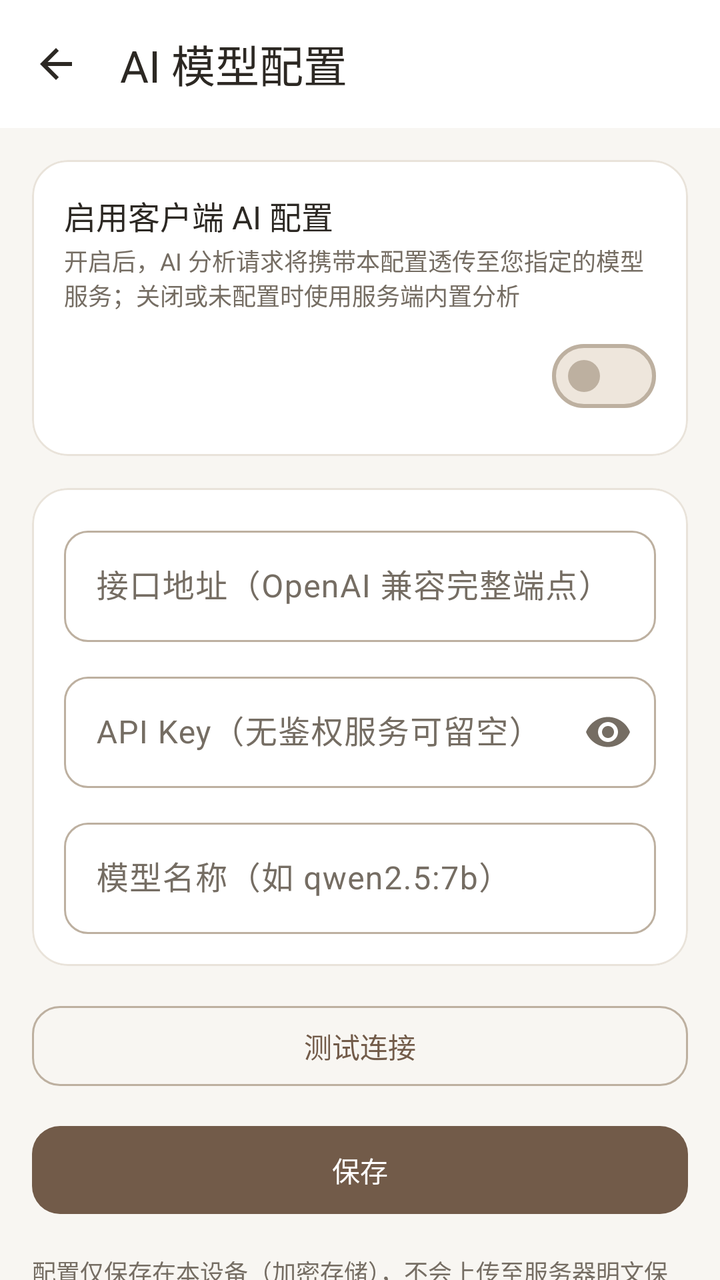
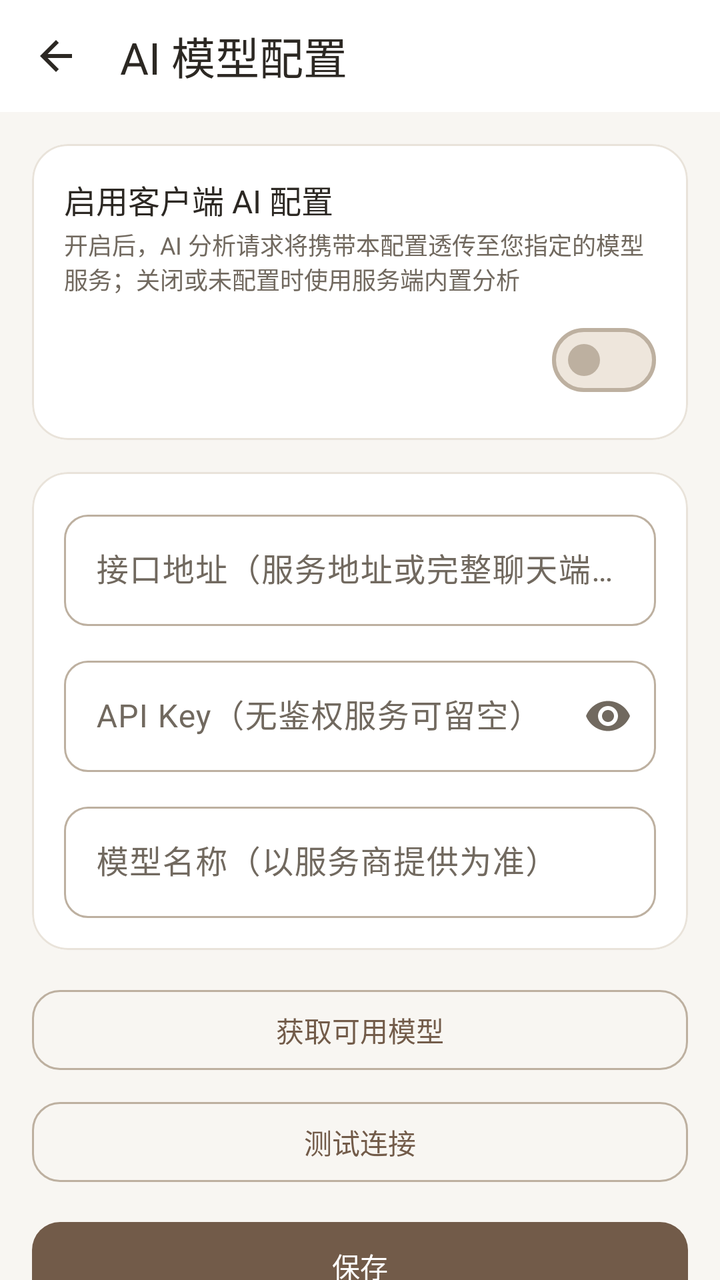

Compare the two renders of this Android layout. The source of the first and the diff that turns it into the second are given below.
<!-- AndroidManifest.xml: application theme Theme.Project_Pandora -->
<!-- res/layout/activity_ai_config.xml -->
<?xml version="1.0" encoding="utf-8"?>
<layout xmlns:android="http://schemas.android.com/apk/res/android"
    xmlns:app="http://schemas.android.com/apk/res-auto">

    <data>

    </data>

    <androidx.constraintlayout.widget.ConstraintLayout
        android:layout_width="match_parent"
        android:layout_height="match_parent"
        android:background="@color/color_bg_page">

        <com.google.android.material.appbar.MaterialToolbar
            android:id="@+id/toolbar"
            android:layout_width="match_parent"
            android:layout_height="wrap_content"
            android:background="@color/color_surface"
            app:title="AI 模型配置"
            app:titleTextColor="@color/color_text_primary"
            app:navigationIcon="@drawable/ic_back"
            app:layout_constraintTop_toTopOf="parent"
            style="@style/Widget.Pandora.Toolbar"
            app:navigationIconTint="@color/color_text_primary"
            android:elevation="0dp" />

        <ScrollView
            android:layout_width="match_parent"
            android:layout_height="0dp"
            android:fillViewport="true"
            android:scrollbars="none"
            app:layout_constraintTop_toBottomOf="@id/toolbar"
            app:layout_constraintBottom_toBottomOf="parent">

            <LinearLayout
                android:layout_width="match_parent"
                android:layout_height="wrap_content"
                android:orientation="vertical"
                android:padding="16dp">

                <com.google.android.material.card.MaterialCardView
                    android:layout_width="match_parent"
                    android:layout_height="wrap_content"
                    android:layout_marginBottom="16dp"
                    app:cardCornerRadius="18dp"
                    app:cardElevation="0dp"
                    app:cardBackgroundColor="@color/color_surface">

                    <LinearLayout
                        android:layout_width="match_parent"
                        android:layout_height="wrap_content"
                        android:orientation="vertical"
                        android:padding="16dp">

                        <TextView
                            android:layout_width="match_parent"
                            android:layout_height="wrap_content"
                            android:text="启用客户端 AI 配置"
                            android:textSize="16sp"
                            android:textColor="@color/color_text_primary" />

                        <TextView
                            android:layout_width="match_parent"
                            android:layout_height="wrap_content"
                            android:layout_marginTop="2dp"
                            android:text="开启后，AI 分析请求将携带本配置透传至您指定的模型服务；关闭或未配置时使用服务端内置分析"
                            android:textSize="12sp"
                            android:textColor="@color/color_text_secondary" />

                        <com.google.android.material.materialswitch.MaterialSwitch
                            android:id="@+id/switch_enable"
                            android:layout_width="match_parent"
                            android:layout_height="wrap_content"
                            android:layout_marginTop="8dp" />

                    </LinearLayout>
                </com.google.android.material.card.MaterialCardView>

                <com.google.android.material.card.MaterialCardView
                    android:layout_width="match_parent"
                    android:layout_height="wrap_content"
                    android:layout_marginBottom="16dp"
                    app:cardCornerRadius="18dp"
                    app:cardElevation="0dp"
                    app:cardBackgroundColor="@color/color_surface">

                    <LinearLayout
                        android:layout_width="match_parent"
                        android:layout_height="wrap_content"
                        android:orientation="vertical"
                        android:padding="16dp">

                        <com.google.android.material.textfield.TextInputLayout
                            android:id="@+id/til_api_url"
                            style="@style/Widget.Pandora.TextInput"
                            android:layout_width="match_parent"
                            android:layout_height="wrap_content"
                            android:layout_marginBottom="12dp"
                            android:hint="接口地址（OpenAI 兼容完整端点）">

                            <com.google.android.material.textfield.TextInputEditText
                                android:id="@+id/edit_api_url"
                                android:layout_width="match_parent"
                                android:layout_height="wrap_content"
                                android:inputType="textUri"
                                android:maxLines="1"
                                android:textColor="@color/color_text_edit_content" />
                        </com.google.android.material.textfield.TextInputLayout>

                        <com.google.android.material.textfield.TextInputLayout
                            android:id="@+id/til_api_key"
                            style="@style/Widget.Pandora.TextInput"
                            android:layout_width="match_parent"
                            android:layout_height="wrap_content"
                            android:layout_marginBottom="12dp"
                            android:hint="API Key（无鉴权服务可留空）"
                            app:endIconMode="password_toggle">

                            <com.google.android.material.textfield.TextInputEditText
                                android:id="@+id/edit_api_key"
                                android:layout_width="match_parent"
                                android:layout_height="wrap_content"
                                android:inputType="textPassword"
                                android:maxLines="1"
                                android:textColor="@color/color_text_edit_content" />
                        </com.google.android.material.textfield.TextInputLayout>

                        <com.google.android.material.textfield.TextInputLayout
                            android:id="@+id/til_model"
                            style="@style/Widget.Pandora.TextInput"
                            android:layout_width="match_parent"
                            android:layout_height="wrap_content"
                            android:hint="模型名称（如 qwen2.5:7b）">

                            <com.google.android.material.textfield.TextInputEditText
                                android:id="@+id/edit_model"
                                android:layout_width="match_parent"
                                android:layout_height="wrap_content"
                                android:inputType="text"
                                android:maxLines="1"
                                android:textColor="@color/color_text_edit_content" />
                        </com.google.android.material.textfield.TextInputLayout>

                    </LinearLayout>
                </com.google.android.material.card.MaterialCardView>

                <com.google.android.material.button.MaterialButton
                    android:id="@+id/btn_test"
                    style="@style/Widget.Pandora.Button.Outlined"
                    android:layout_width="match_parent"
                    android:layout_height="wrap_content"
                    android:layout_marginBottom="12dp"
                    android:text="测试连接" />

                <com.google.android.material.button.MaterialButton
                    android:id="@+id/btn_save"
                    android:layout_width="match_parent"
                    android:layout_height="wrap_content"
                    android:layout_marginBottom="16dp"
                    android:text="保存"
                    android:textColor="@color/color_on_accent" />

                <TextView
                    android:layout_width="match_parent"
                    android:layout_height="wrap_content"
                    android:text="配置仅保存在本设备（加密存储），不会上传至服务器明文保存。测试连接使用当前输入值直接探测，与保存操作互不影响。"
                    android:textSize="12sp"
                    android:textColor="@color/color_text_secondary" />

            </LinearLayout>
        </ScrollView>

    </androidx.constraintlayout.widget.ConstraintLayout>
</layout>
<!-- resources referenced by this layout -->
<resources>
  <color name="color_bg_page">#F8F6F2</color>
  <color name="color_on_accent">#FFFFFF</color>
  <color name="color_surface">#FFFFFF</color>
  <color name="color_text_edit_content">#2C2823</color>
  <color name="color_text_primary">#2C2823</color>
  <color name="color_text_secondary">#756D63</color>
  <style name="Widget.Pandora.Button.Outlined" parent="Widget.Material3.Button.OutlinedButton">
          <item name="cornerRadius">14dp</item>
          <item name="strokeColor">@color/color_border_strong</item>
          <item name="android:minHeight">48dp</item>
          <item name="android:textAppearance">@style/TextAppearance.Pandora.Label</item>
          <item name="android:textAllCaps">false</item>
      </style>
  <style name="Widget.Pandora.Toolbar" parent="Widget.Material3.Toolbar">
          <item name="android:background">@color/color_surface</item>
          <item name="android:minHeight">64dp</item>
          <item name="android:elevation">0dp</item>
          <item name="titleTextAppearance">@style/TextAppearance.Pandora.Title</item>
          <item name="titleTextColor">@color/color_text_primary</item>
          <item name="subtitleTextColor">@color/color_text_secondary</item>
          <item name="navigationIconTint">@color/color_text_primary</item>
          <item name="contentInsetStart">20dp</item>
          <item name="contentInsetEnd">16dp</item>
      </style>
  <style name="Theme.Project_Pandora" parent="Base.Theme.Project_Pandora" />
  <color name="color_border_strong">#BDB0A0</color>
  <color name="color_accent">#725B49</color>
  <color name="color_accent_soft">#EEE6DC</color>
  <color name="color_surface_soft">#F3EFE8</color>
  <color name="color_divider">#E9E3DA</color>
  <color name="color_error">#A1473A</color>
  <color name="color_error_surface">#F8EAE5</color>
  <style name="TextAppearance.Pandora.Body" parent="TextAppearance.Material3.BodyLarge">
          <item name="android:fontFamily">sans-serif</item>
          <item name="android:textSize">16sp</item>
          <item name="android:textColor">@color/color_text_primary</item>
      </style>
  <style name="TextAppearance.Pandora.BodySmall" parent="TextAppearance.Material3.BodyMedium">
          <item name="android:textSize">14sp</item>
          <item name="android:textColor">@color/color_text_secondary</item>
      </style>
  <style name="Widget.Pandora.Button" parent="Widget.Material3.Button">
          <item name="cornerRadius">14dp</item>
          <item name="android:minHeight">52dp</item>
          <item name="android:textAppearance">@style/TextAppearance.Pandora.Label</item>
          <item name="android:textAllCaps">false</item>
          <item name="android:stateListAnimator">@null</item>
      </style>
  <style name="Widget.Pandora.LegacyCard" parent="CardView">
          <item name="cardBackgroundColor">@color/color_surface</item>
          <item name="cardCornerRadius">18dp</item>
          <item name="cardElevation">1dp</item>
      </style>
  <style name="Widget.Pandora.Fab" parent="Widget.Material3.FloatingActionButton.Primary">
          <item name="backgroundTint">@color/color_accent</item>
          <item name="tint">@color/color_on_accent</item>
          <item name="elevation">2dp</item>
      </style>
  <style name="TextAppearance.Pandora.Navigation" parent="TextAppearance.Material3.LabelMedium">
          <item name="android:fontFamily">sans-serif-medium</item>
          <item name="android:textSize">12sp</item>
          <item name="android:letterSpacing">0</item>
      </style>
  <style name="Widget.Pandora.NavIndicator" parent="Widget.Material3.BottomNavigationView.ActiveIndicator">
          <item name="android:color">@color/color_accent_soft</item>
      </style>
  <!-- unchanged entries left out for length: 9 -->
</resources>

<!-- the commit's change to res/layout/activity_ai_config.xml (unified diff, before → after) -->
@@ -96,7 +96,7 @@
                             android:layout_width="match_parent"
                             android:layout_height="wrap_content"
                             android:layout_marginBottom="12dp"
-                            android:hint="接口地址（OpenAI 兼容完整端点）">
+                            android:hint="接口地址（服务地址或完整聊天端点）">
 
                             <com.google.android.material.textfield.TextInputEditText
                                 android:id="@+id/edit_api_url"
@@ -130,7 +130,7 @@
                             style="@style/Widget.Pandora.TextInput"
                             android:layout_width="match_parent"
                             android:layout_height="wrap_content"
-                            android:hint="模型名称（如 qwen2.5:7b）">
+                            android:hint="模型名称（以服务商提供为准）">
 
                             <com.google.android.material.textfield.TextInputEditText
                                 android:id="@+id/edit_model"
@@ -143,6 +143,12 @@
 
                     </LinearLayout>
                 </com.google.android.material.card.MaterialCardView>
+
+                <com.google.android.material.button.MaterialButton
+                    android:id="@+id/btnModels"
+                    style="@style/Widget.Pandora.Button.Outlined"
+                    android:layout_width="match_parent" android:layout_height="wrap_content" android:minHeight="48dp"
+                    android:text="获取可用模型" android:layout_marginBottom="8dp" />
 
                 <com.google.android.material.button.MaterialButton
                     android:id="@+id/btn_test"
<!-- resource entries referenced after the edit -->
@@ -5,23 +5,24 @@
   <color name="color_surface">#FFFFFF</color>
   <color name="color_text_edit_content">#2C2823</color>
   <color name="color_text_primary">#2C2823</color>
-  <color name="color_text_secondary">#756D63</color>
+  <color name="color_text_secondary">#71695F</color>
   <style name="Widget.Pandora.Button.Outlined" parent="Widget.Material3.Button.OutlinedButton">
           <item name="cornerRadius">14dp</item>
           <item name="strokeColor">@color/color_border_strong</item>
           <item name="android:minHeight">48dp</item>
           <item name="android:textAppearance">@style/TextAppearance.Pandora.Label</item>
           <item name="android:textAllCaps">false</item>
+          <item name="android:stateListAnimator">@animator/pandora_button_press</item>
       </style>
   <style name="Widget.Pandora.Toolbar" parent="Widget.Material3.Toolbar">
           <item name="android:background">@color/color_surface</item>
-          <item name="android:minHeight">64dp</item>
+          <item name="android:minHeight">56dp</item>
           <item name="android:elevation">0dp</item>
           <item name="titleTextAppearance">@style/TextAppearance.Pandora.Title</item>
           <item name="titleTextColor">@color/color_text_primary</item>
           <item name="subtitleTextColor">@color/color_text_secondary</item>
           <item name="navigationIconTint">@color/color_text_primary</item>
-          <item name="contentInsetStart">20dp</item>
+          <item name="contentInsetStart">16dp</item>
           <item name="contentInsetEnd">16dp</item>
       </style>
   <style name="Theme.Project_Pandora" parent="Base.Theme.Project_Pandora" />
@@ -46,7 +47,7 @@
           <item name="android:minHeight">52dp</item>
           <item name="android:textAppearance">@style/TextAppearance.Pandora.Label</item>
           <item name="android:textAllCaps">false</item>
-          <item name="android:stateListAnimator">@null</item>
+          <item name="android:stateListAnimator">@animator/pandora_button_press</item>
       </style>
   <style name="Widget.Pandora.LegacyCard" parent="CardView">
           <item name="cardBackgroundColor">@color/color_surface</item>
